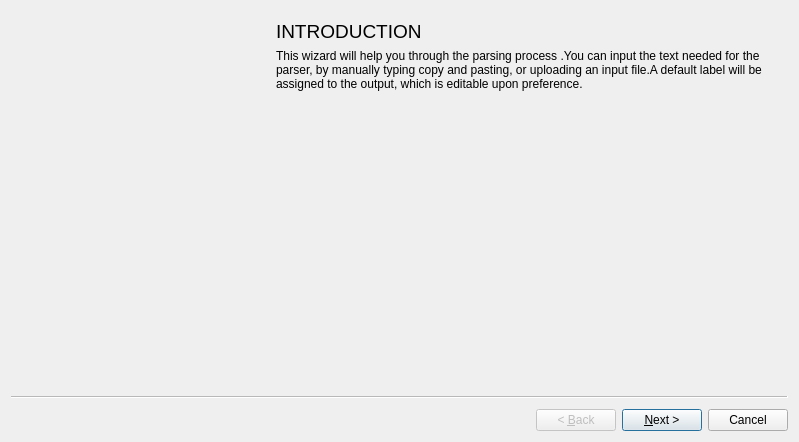
The window that parsewizard.ui (falconofdoom/gui) describes before a commit, drawn with Qt 5.
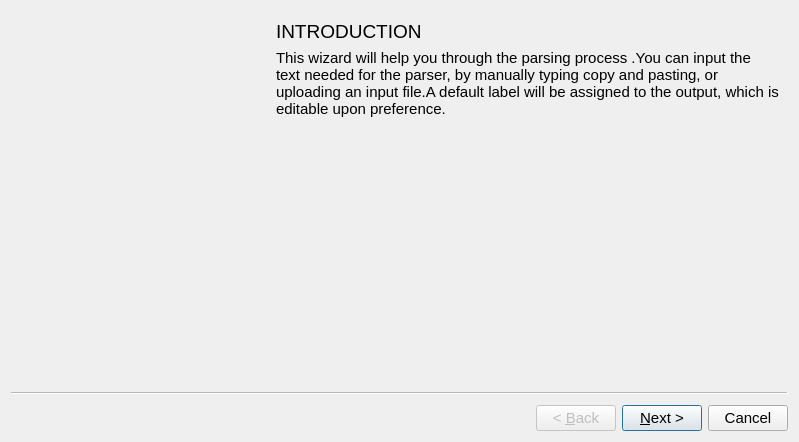
The same window after the commit. Icons and pictures are not drawn.

Patch:
```diff
--- a/parsewizard.ui
+++ b/parsewizard.ui
@@ -10,6 +10,11 @@
     <height>442</height>
    </rect>
   </property>
+  <property name="font">
+   <font>
+    <pointsize>11</pointsize>
+   </font>
+  </property>
   <property name="windowTitle">
    <string>Wizard</string>
   </property>
```
Left out of the diff: 159 changed lines with no effect on the pictures.
